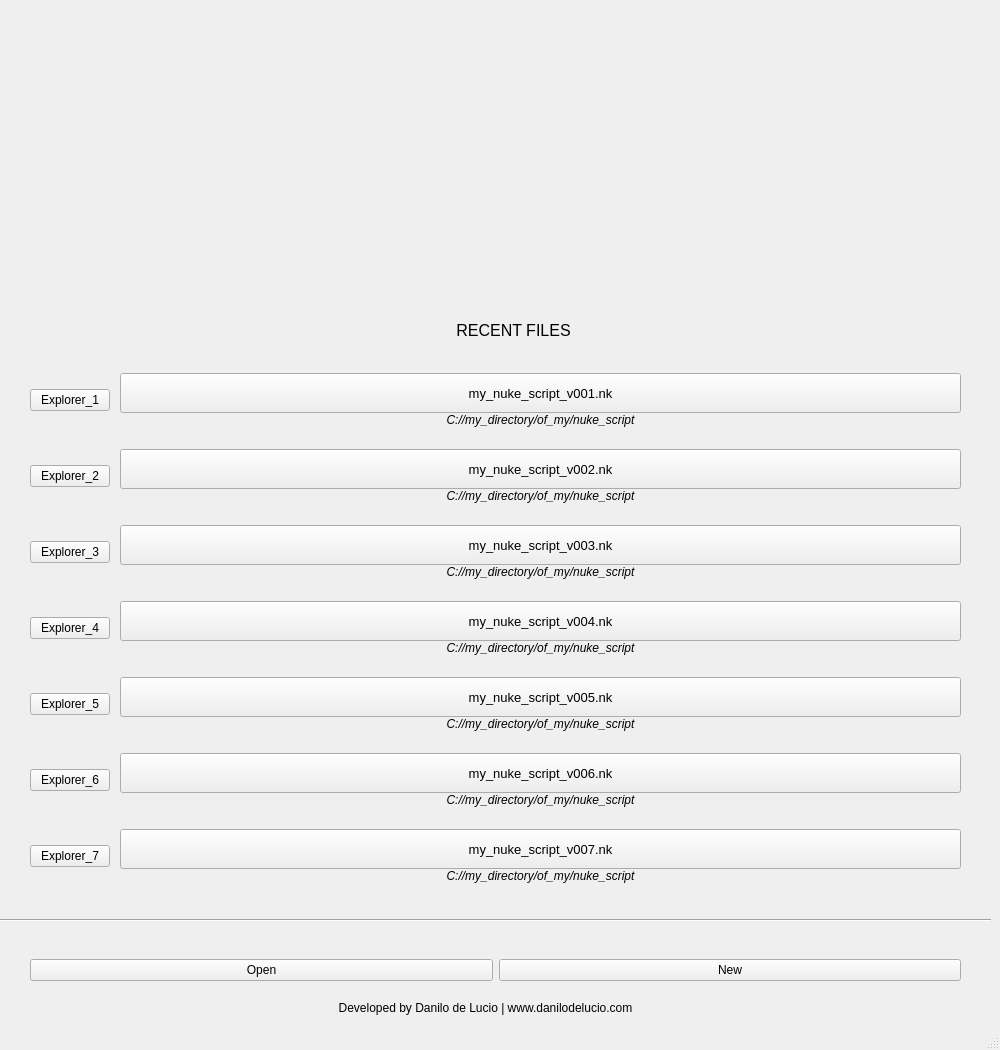
danilodelucio/Nuke_Start_Screen, file nkss/nkss.ui: the form before one commit.
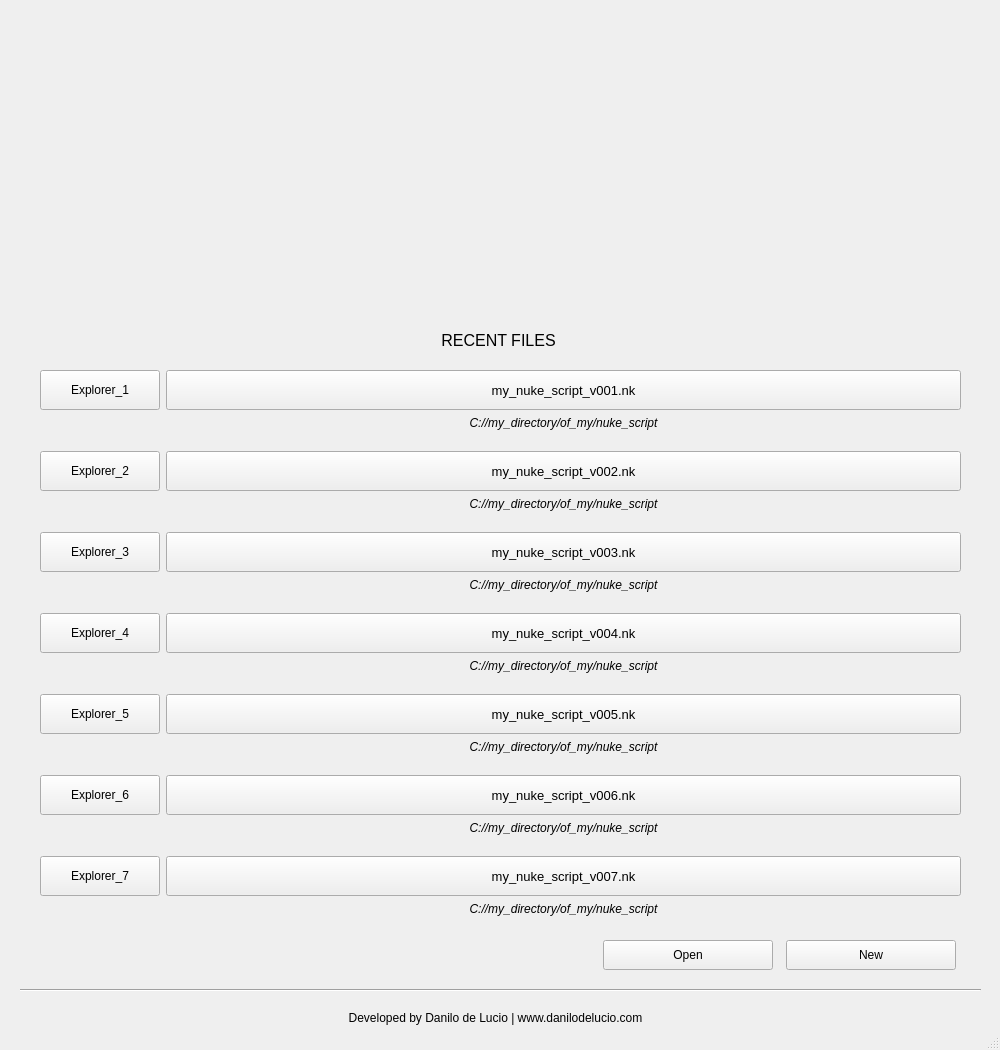
The form after the commit. Icons and pictures are not drawn.

Patch:
```diff
--- a/nkss/nkss.ui
+++ b/nkss/nkss.ui
@@ -29,8 +29,8 @@
    <widget class="QLabel" name="label_footer">
     <property name="geometry">
      <rect>
-      <x>0</x>
-      <y>1000</y>
+      <x>10</x>
+      <y>1010</y>
       <width>971</width>
       <height>16</height>
      </rect>
@@ -75,36 +75,141 @@
      <set>Qt::AlignCenter</set>
     </property>
    </widget>
-   <widget class="QWidget" name="">
+   <widget class="QWidget" name="layoutWidget">
     <property name="geometry">
      <rect>
-      <x>0</x>
-      <y>361</y>
-      <width>991</width>
-      <height>551</height>
+      <x>600</x>
+      <y>930</y>
+      <width>361</width>
+      <height>51</height>
      </rect>
     </property>
-    <layout class="QGridLayout" name="gridLayout" columnstretch="0,1">
+    <layout class="QGridLayout" name="gridLayout_2">
      <property name="leftMargin">
-      <number>30</number>
+      <number>0</number>
      </property>
      <property name="topMargin">
-      <number>10</number>
+      <number>0</number>
      </property>
      <property name="rightMargin">
-      <number>30</number>
-     </property>
-     <property name="bottomMargin">
-      <number>20</number>
+      <number>0</number>
      </property>
      <property name="horizontalSpacing">
       <number>10</number>
      </property>
      <property name="verticalSpacing">
-      <number>20</number>
+      <number>0</number>
      </property>
-     <item row="3" column="0">
-      <widget class="QPushButton" name="pushButton_explorer_3">
+     <item row="1" column="1">
+      <widget class="QPushButton" name="pushButton_new">
+       <property name="minimumSize">
+        <size>
+         <width>170</width>
+         <height>30</height>
+        </size>
+       </property>
+       <property name="maximumSize">
+        <size>
+         <width>170</width>
+         <height>30</height>
+        </size>
+       </property>
+       <property name="cursor">
+        <cursorShape>PointingHandCursor</cursorShape>
+       </property>
+       <property name="text">
+        <string>New</string>
+       </property>
+      </widget>
+     </item>
+     <item row="1" column="0">
+      <widget class="QPushButton" name="pushButton_open">
+       <property name="minimumSize">
+        <size>
+         <width>170</width>
+         <height>30</height>
+        </size>
+       </property>
+       <property name="maximumSize">
+        <size>
+         <width>170</width>
+         <height>30</height>
+        </size>
+       </property>
+       <property name="cursor">
+        <cursorShape>PointingHandCursor</cursorShape>
+       </property>
+       <property name="text">
+        <string>Open</string>
+       </property>
+      </widget>
+     </item>
+    </layout>
+   </widget>
+   <widget class="QLabel" name="label_recent_files">
+    <property name="geometry">
+     <rect>
+      <x>38</x>
+      <y>310</y>
+      <width>921</width>
+      <height>61</height>
+     </rect>
+    </property>
+    <property name="font">
+     <font>
+      <pointsize>12</pointsize>
+     </font>
+    </property>
+    <property name="text">
+     <string>RECENT FILES</string>
+    </property>
+    <property name="alignment">
+     <set>Qt::AlignCenter</set>
+    </property>
+   </widget>
+   <widget class="Line" name="line">
+    <property name="geometry">
+     <rect>
+      <x>20</x>
+      <y>980</y>
+      <width>961</width>
+      <height>20</height>
+     </rect>
+    </property>
+    <property name="minimumSize">
+     <size>
+      <width>0</width>
+      <height>10</height>
+     </size>
+    </property>
+    <property name="orientation">
+     <enum>Qt::Horizontal</enum>
+    </property>
+   </widget>
+   <widget class="QWidget" name="">
+    <property name="geometry">
+     <rect>
+      <x>40</x>
+      <y>370</y>
+      <width>921</width>
+      <height>561</height>
+     </rect>
+    </property>
+    <layout class="QGridLayout" name="gridLayout_3">
+     <item row="10" column="0">
+      <widget class="QPushButton" name="pushButton_explorer_6">
+       <property name="minimumSize">
+        <size>
+         <width>120</width>
+         <height>40</height>
+        </size>
+       </property>
+       <property name="maximumSize">
+        <size>
+         <width>120</width>
+         <height>40</height>
+        </size>
+       </property>
        <property name="cursor">
         <cursorShape>PointingHandCursor</cursorShape>
        </property>
@@ -112,16 +217,26 @@
         <string>Open in Explorer</string>
        </property>
        <property name="text">
-        <string>Explorer_3</string>
+        <string>Explorer_6</string>
        </property>
       </widget>
      </item>
      <item row="5" column="1">
-      <layout class="QVBoxLayout" name="verticalLayout_6">
-       <property name="spacing">
-        <number>0</number>
+      <widget class="QLabel" name="label_filepath_3">
+       <property name="font">
+        <font>
+         <italic>true</italic>
+        </font>
        </property>
-       <item>
+       <property name="text">
+        <string>C://my_directory/of_my/nuke_script</string>
+       </property>
+       <property name="alignment">
+        <set>Qt::AlignHCenter|Qt::AlignTop</set>
+       </property>
+      </widget>
+     </item>
+     <item row="8" column="1">
         <widget class="QPushButton" name="pushButton_filename_5">
          <property name="minimumSize">
           <size>
@@ -145,202 +260,20 @@
          </property>
         </widget>
        </item>
-       <item>
-        <widget class="QLabel" name="label_filepath_5">
-         <property name="font">
-          <font>
-           <italic>true</italic>
-          </font>
-         </property>
-         <property name="text">
-          <string>C://my_directory/of_my/nuke_script</string>
-         </property>
-         <property name="alignment">
-          <set>Qt::AlignCenter</set>
-         </property>
-        </widget>
-       </item>
-      </layout>
-     </item>
-     <item row="1" column="0">
-      <widget class="QPushButton" name="pushButton_explorer_1">
-       <property name="cursor">
-        <cursorShape>PointingHandCursor</cursorShape>
-       </property>
-       <property name="toolTip">
-        <string>Open in Explorer</string>
-       </property>
-       <property name="text">
-        <string>Explorer_1</string>
-       </property>
-      </widget>
-     </item>
-     <item row="6" column="1">
-      <layout class="QVBoxLayout" name="verticalLayout_7">
-       <property name="spacing">
-        <number>0</number>
-       </property>
-       <item>
-        <widget class="QPushButton" name="pushButton_filename_6">
-         <property name="minimumSize">
-          <size>
-           <width>0</width>
-           <height>40</height>
-          </size>
-         </property>
-         <property name="font">
-          <font>
-           <pointsize>10</pointsize>
-          </font>
-         </property>
-         <property name="cursor">
-          <cursorShape>PointingHandCursor</cursorShape>
-         </property>
-         <property name="toolTip">
-          <string>Import into the current Nuke script</string>
-         </property>
-         <property name="text">
-          <string>my_nuke_script_v006.nk</string>
-         </property>
-        </widget>
-       </item>
-       <item>
-        <widget class="QLabel" name="label_filepath_6">
-         <property name="font">
-          <font>
-           <italic>true</italic>
-          </font>
-         </property>
-         <property name="text">
-          <string>C://my_directory/of_my/nuke_script</string>
-         </property>
-         <property name="alignment">
-          <set>Qt::AlignCenter</set>
-         </property>
-        </widget>
-       </item>
-      </layout>
-     </item>
-     <item row="5" column="0">
-      <widget class="QPushButton" name="pushButton_explorer_5">
-       <property name="cursor">
-        <cursorShape>PointingHandCursor</cursorShape>
-       </property>
-       <property name="toolTip">
-        <string>Open in Explorer</string>
-       </property>
-       <property name="text">
-        <string>Explorer_5</string>
-       </property>
-      </widget>
-     </item>
-     <item row="4" column="1">
-      <layout class="QVBoxLayout" name="verticalLayout_5">
-       <property name="spacing">
-        <number>0</number>
-       </property>
-       <item>
-        <widget class="QPushButton" name="pushButton_filename_4">
-         <property name="minimumSize">
-          <size>
-           <width>0</width>
-           <height>40</height>
-          </size>
-         </property>
-         <property name="font">
-          <font>
-           <pointsize>10</pointsize>
-          </font>
-         </property>
-         <property name="cursor">
-          <cursorShape>PointingHandCursor</cursorShape>
-         </property>
-         <property name="toolTip">
-          <string>Import into the current Nuke script</string>
-         </property>
-         <property name="text">
-          <string>my_nuke_script_v004.nk</string>
-         </property>
-        </widget>
-       </item>
-       <item>
-        <widget class="QLabel" name="label_filepath_4">
-         <property name="font">
-          <font>
-           <italic>true</italic>
-          </font>
-         </property>
-         <property name="text">
-          <string>C://my_directory/of_my/nuke_script</string>
-         </property>
-         <property name="alignment">
-          <set>Qt::AlignCenter</set>
-         </property>
-        </widget>
-       </item>
-      </layout>
-     </item>
-     <item row="3" column="1">
-      <layout class="QVBoxLayout" name="verticalLayout_4">
-       <property name="spacing">
-        <number>0</number>
-       </property>
-       <item>
-        <widget class="QPushButton" name="pushButton_filename_3">
-         <property name="minimumSize">
-          <size>
-           <width>0</width>
-           <height>40</height>
-          </size>
-         </property>
-         <property name="font">
-          <font>
-           <pointsize>10</pointsize>
-          </font>
-         </property>
-         <property name="cursor">
-          <cursorShape>PointingHandCursor</cursorShape>
-         </property>
-         <property name="toolTip">
-          <string>Import into the current Nuke script</string>
-         </property>
-         <property name="text">
-          <string>my_nuke_script_v003.nk</string>
-         </property>
-        </widget>
-       </item>
-       <item>
-        <widget class="QLabel" name="label_filepath_3">
-         <property name="font">
-          <font>
-           <italic>true</italic>
-          </font>
-         </property>
-         <property name="text">
-          <string>C://my_directory/of_my/nuke_script</string>
-         </property>
-         <property name="alignment">
-          <set>Qt::AlignCenter</set>
-         </property>
-        </widget>
-       </item>
-      </layout>
-     </item>
-     <item row="7" column="0">
-      <widget class="QPushButton" name="pushButton_explorer_7">
-       <property name="cursor">
-        <cursorShape>PointingHandCursor</cursorShape>
-       </property>
-       <property name="toolTip">
-        <string>Open in Explorer</string>
-       </property>
-       <property name="text">
-        <string>Explorer_7</string>
-       </property>
-      </widget>
-     </item>
      <item row="2" column="0">
       <widget class="QPushButton" name="pushButton_explorer_2">
+       <property name="minimumSize">
+        <size>
+         <width>120</width>
+         <height>40</height>
+        </size>
+       </property>
+       <property name="maximumSize">
+        <size>
+         <width>120</width>
+         <height>40</height>
+        </size>
+       </property>
        <property name="cursor">
         <cursorShape>PointingHandCursor</cursorShape>
        </property>
@@ -353,7 +286,19 @@
       </widget>
      </item>
      <item row="4" column="0">
-      <widget class="QPushButton" name="pushButton_explorer_4">
+      <widget class="QPushButton" name="pushButton_explorer_3">
+       <property name="minimumSize">
+        <size>
+         <width>120</width>
+         <height>40</height>
+        </size>
+       </property>
+       <property name="maximumSize">
+        <size>
+         <width>120</width>
+         <height>40</height>
+        </size>
+       </property>
        <property name="cursor">
         <cursorShape>PointingHandCursor</cursorShape>
        </property>
@@ -361,43 +306,14 @@
         <string>Open in Explorer</string>
        </property>
        <property name="text">
-        <string>Explorer_4</string>
+        <string>Explorer_3</string>
        </property>
       </widget>
      </item>
-     <item row="2" column="1">
-      <layout class="QVBoxLayout" name="verticalLayout_3">
-       <property name="spacing">
-        <number>0</number>
-       </property>
-       <item>
-        <widget class="QPushButton" name="pushButton_filename_2">
-         <property name="minimumSize">
-          <size>
-           <width>0</width>
-           <height>40</height>
-          </size>
-         </property>
+     <item row="9" column="1">
+      <widget class="QLabel" name="label_filepath_5">
          <property name="font">
           <font>
-           <pointsize>10</pointsize>
-          </font>
-         </property>
-         <property name="cursor">
-          <cursorShape>PointingHandCursor</cursorShape>
-         </property>
-         <property name="toolTip">
-          <string>Import into the current Nuke script</string>
-         </property>
-         <property name="text">
-          <string>my_nuke_script_v002.nk</string>
-         </property>
-        </widget>
-       </item>
-       <item>
-        <widget class="QLabel" name="label_filepath_2">
-         <property name="font">
-          <font>
            <italic>true</italic>
           </font>
          </property>
@@ -405,64 +321,11 @@
           <string>C://my_directory/of_my/nuke_script</string>
          </property>
          <property name="alignment">
-          <set>Qt::AlignCenter</set>
+        <set>Qt::AlignHCenter|Qt::AlignTop</set>
          </property>
         </widget>
        </item>
-      </layout>
-     </item>
-     <item row="7" column="1">
-      <layout class="QVBoxLayout" name="verticalLayout_8">
-       <property name="spacing">
-        <number>0</number>
-       </property>
-       <item>
-        <widget class="QPushButton" name="pushButton_filename_7">
-         <property name="minimumSize">
-          <size>
-           <width>0</width>
-           <height>40</height>
-          </size>
-         </property>
-         <property name="font">
-          <font>
-           <pointsize>10</pointsize>
-          </font>
-         </property>
-         <property name="cursor">
-          <cursorShape>PointingHandCursor</cursorShape>
-         </property>
-         <property name="toolTip">
-          <string>Import into the current Nuke script</string>
-         </property>
-         <property name="text">
-          <string>my_nuke_script_v007.nk</string>
-         </property>
-        </widget>
-       </item>
-       <item>
-        <widget class="QLabel" name="label_filepath_7">
-         <property name="font">
-          <font>
-           <italic>true</italic>
-          </font>
-         </property>
-         <property name="text">
-          <string>C://my_directory/of_my/nuke_script</string>
-         </property>
-         <property name="alignment">
-          <set>Qt::AlignCenter</set>
-         </property>
-        </widget>
-       </item>
-      </layout>
-     </item>
-     <item row="1" column="1">
-      <layout class="QVBoxLayout" name="verticalLayout_2">
-       <property name="spacing">
-        <number>0</number>
-       </property>
-       <item>
+     <item row="0" column="1">
         <widget class="QPushButton" name="pushButton_filename_1">
          <property name="enabled">
           <bool>true</bool>
@@ -492,7 +355,7 @@
          </property>
         </widget>
        </item>
-       <item>
+     <item row="1" column="1">
         <widget class="QLabel" name="label_filepath_1">
          <property name="font">
           <font>
@@ -503,14 +366,64 @@
           <string>C://my_directory/of_my/nuke_script</string>
          </property>
          <property name="alignment">
-          <set>Qt::AlignCenter</set>
+        <set>Qt::AlignHCenter|Qt::AlignTop</set>
          </property>
         </widget>
        </item>
-      </layout>
+     <item row="8" column="0">
+      <widget class="QPushButton" name="pushButton_explorer_5">
+       <property name="minimumSize">
+        <size>
+         <width>120</width>
+         <height>40</height>
+        </size>
+       </property>
+       <property name="maximumSize">
+        <size>
+         <width>120</width>
+         <height>40</height>
+        </size>
+       </property>
+       <property name="cursor">
+        <cursorShape>PointingHandCursor</cursorShape>
+       </property>
+       <property name="toolTip">
+        <string>Open in Explorer</string>
+       </property>
+       <property name="text">
+        <string>Explorer_5</string>
+       </property>
+      </widget>
+     </item>
+     <item row="3" column="1">
+      <widget class="QLabel" name="label_filepath_2">
+       <property name="font">
+        <font>
+         <italic>true</italic>
+        </font>
+       </property>
+       <property name="text">
+        <string>C://my_directory/of_my/nuke_script</string>
+       </property>
+       <property name="alignment">
+        <set>Qt::AlignHCenter|Qt::AlignTop</set>
+       </property>
+      </widget>
      </item>
      <item row="6" column="0">
-      <widget class="QPushButton" name="pushButton_explorer_6">
+      <widget class="QPushButton" name="pushButton_explorer_4">
+       <property name="minimumSize">
+        <size>
+         <width>120</width>
+         <height>40</height>
+        </size>
+       </property>
+       <property name="maximumSize">
+        <size>
+         <width>120</width>
+         <height>40</height>
+        </size>
+       </property>
        <property name="cursor">
         <cursorShape>PointingHandCursor</cursorShape>
        </property>
@@ -518,104 +431,226 @@
         <string>Open in Explorer</string>
        </property>
        <property name="text">
-        <string>Explorer_6</string>
+        <string>Explorer_4</string>
        </property>
       </widget>
      </item>
-    </layout>
-   </widget>
-   <widget class="QWidget" name="">
-    <property name="geometry">
-     <rect>
-      <x>0</x>
-      <y>930</y>
-      <width>991</width>
-      <height>61</height>
-     </rect>
-    </property>
-    <layout class="QGridLayout" name="gridLayout_2">
-     <property name="leftMargin">
-      <number>30</number>
-     </property>
-     <property name="topMargin">
-      <number>20</number>
-     </property>
-     <property name="rightMargin">
-      <number>30</number>
-     </property>
-     <item row="1" column="1">
-      <widget class="QPushButton" name="pushButton_new">
+     <item row="4" column="1">
+      <widget class="QPushButton" name="pushButton_filename_3">
+       <property name="minimumSize">
+        <size>
+         <width>0</width>
+         <height>40</height>
+        </size>
+       </property>
+       <property name="font">
+        <font>
+         <pointsize>10</pointsize>
+        </font>
+       </property>
+       <property name="cursor">
+        <cursorShape>PointingHandCursor</cursorShape>
+       </property>
+       <property name="toolTip">
+        <string>Import into the current Nuke script</string>
+       </property>
+       <property name="text">
+        <string>my_nuke_script_v003.nk</string>
+       </property>
+      </widget>
+     </item>
+     <item row="10" column="1">
+      <widget class="QPushButton" name="pushButton_filename_6">
+       <property name="minimumSize">
+        <size>
+         <width>0</width>
+         <height>40</height>
+        </size>
+       </property>
+       <property name="font">
+        <font>
+         <pointsize>10</pointsize>
+        </font>
+       </property>
+       <property name="cursor">
+        <cursorShape>PointingHandCursor</cursorShape>
+       </property>
+       <property name="toolTip">
+        <string>Import into the current Nuke script</string>
+       </property>
+       <property name="text">
+        <string>my_nuke_script_v006.nk</string>
+       </property>
+      </widget>
+     </item>
+     <item row="12" column="1">
+      <widget class="QPushButton" name="pushButton_filename_7">
        <property name="minimumSize">
         <size>
-         <width>200</width>
-         <height>0</height>
+         <width>0</width>
+         <height>40</height>
         </size>
        </property>
+       <property name="font">
+        <font>
+         <pointsize>10</pointsize>
+        </font>
+       </property>
        <property name="cursor">
         <cursorShape>PointingHandCursor</cursorShape>
        </property>
+       <property name="toolTip">
+        <string>Import into the current Nuke script</string>
+       </property>
        <property name="text">
-        <string>New</string>
+        <string>my_nuke_script_v007.nk</string>
        </property>
       </widget>
      </item>
-     <item row="1" column="0">
-      <widget class="QPushButton" name="pushButton_open">
+     <item row="0" column="0">
+      <widget class="QPushButton" name="pushButton_explorer_1">
        <property name="minimumSize">
         <size>
-         <width>200</width>
-         <height>0</height>
+         <width>120</width>
+         <height>40</height>
         </size>
        </property>
+       <property name="maximumSize">
+        <size>
+         <width>120</width>
+         <height>40</height>
+        </size>
+       </property>
        <property name="cursor">
         <cursorShape>PointingHandCursor</cursorShape>
        </property>
+       <property name="toolTip">
+        <string>Open in Explorer</string>
+       </property>
        <property name="text">
-        <string>Open</string>
+        <string>Explorer_1</string>
        </property>
       </widget>
      </item>
-    </layout>
-   </widget>
-   <widget class="QLabel" name="label_recent_files">
-    <property name="geometry">
-     <rect>
-      <x>38</x>
-      <y>300</y>
-      <width>951</width>
-      <height>61</height>
-     </rect>
+     <item row="2" column="1">
+      <widget class="QPushButton" name="pushButton_filename_2">
+       <property name="minimumSize">
+        <size>
+         <width>0</width>
+         <height>40</height>
+        </size>
+       </property>
+       <property name="font">
+        <font>
+         <pointsize>10</pointsize>
+        </font>
+       </property>
+       <property name="cursor">
+        <cursorShape>PointingHandCursor</cursorShape>
+       </property>
+       <property name="toolTip">
+        <string>Import into the current Nuke script</string>
+       </property>
+       <property name="text">
+        <string>my_nuke_script_v002.nk</string>
+       </property>
+      </widget>
+     </item>
+     <item row="6" column="1">
+      <widget class="QPushButton" name="pushButton_filename_4">
+       <property name="minimumSize">
+        <size>
+         <width>0</width>
+         <height>40</height>
+        </size>
     </property>
     <property name="font">
      <font>
-      <pointsize>12</pointsize>
-     </font>
-    </property>
+         <pointsize>10</pointsize>
+        </font>
+       </property>
+       <property name="cursor">
+        <cursorShape>PointingHandCursor</cursorShape>
+       </property>
+       <property name="toolTip">
+        <string>Import into the current Nuke script</string>
+       </property>
     <property name="text">
-     <string>RECENT FILES</string>
-    </property>
+        <string>my_nuke_script_v004.nk</string>
+       </property>
+      </widget>
+     </item>
+     <item row="11" column="1">
+      <widget class="QLabel" name="label_filepath_6">
+       <property name="font">
+        <font>
+         <italic>true</italic>
+        </font>
+       </property>
+       <property name="text">
+        <string>C://my_directory/of_my/nuke_script</string>
+       </property>
     <property name="alignment">
-     <set>Qt::AlignCenter</set>
-    </property>
-   </widget>
-   <widget class="Line" name="line">
-    <property name="geometry">
-     <rect>
-      <x>0</x>
-      <y>910</y>
-      <width>991</width>
-      <height>20</height>
-     </rect>
-    </property>
+        <set>Qt::AlignHCenter|Qt::AlignTop</set>
+       </property>
+      </widget>
+     </item>
+     <item row="7" column="1">
+      <widget class="QLabel" name="label_filepath_4">
+       <property name="font">
+        <font>
+         <italic>true</italic>
+        </font>
+       </property>
+       <property name="text">
+        <string>C://my_directory/of_my/nuke_script</string>
+       </property>
+       <property name="alignment">
+        <set>Qt::AlignHCenter|Qt::AlignTop</set>
+       </property>
+      </widget>
+     </item>
+     <item row="12" column="0">
+      <widget class="QPushButton" name="pushButton_explorer_7">
     <property name="minimumSize">
      <size>
-      <width>0</width>
-      <height>10</height>
-     </size>
-    </property>
-    <property name="orientation">
-     <enum>Qt::Horizontal</enum>
-    </property>
+         <width>120</width>
+         <height>40</height>
+        </size>
+       </property>
+       <property name="maximumSize">
+        <size>
+         <width>120</width>
+         <height>40</height>
+        </size>
+       </property>
+       <property name="cursor">
+        <cursorShape>PointingHandCursor</cursorShape>
+       </property>
+       <property name="toolTip">
+        <string>Open in Explorer</string>
+       </property>
+       <property name="text">
+        <string>Explorer_7</string>
+       </property>
+      </widget>
+     </item>
+     <item row="13" column="1">
+      <widget class="QLabel" name="label_filepath_7">
+       <property name="font">
+        <font>
+         <italic>true</italic>
+        </font>
+       </property>
+       <property name="text">
+        <string>C://my_directory/of_my/nuke_script</string>
+       </property>
+       <property name="alignment">
+        <set>Qt::AlignHCenter|Qt::AlignTop</set>
+       </property>
+      </widget>
+     </item>
+    </layout>
    </widget>
   </widget>
   <widget class="QStatusBar" name="statusbar"/>
```
Lines whose indentation alone changed are shown as unchanged.
